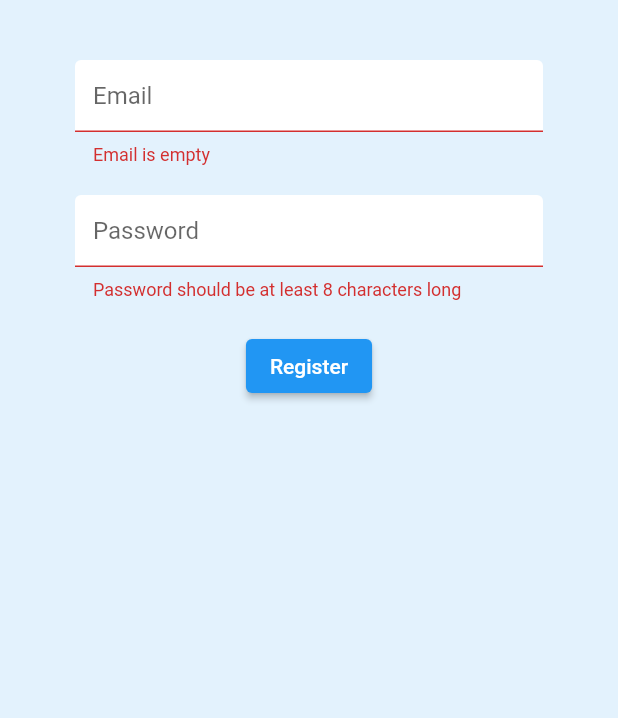
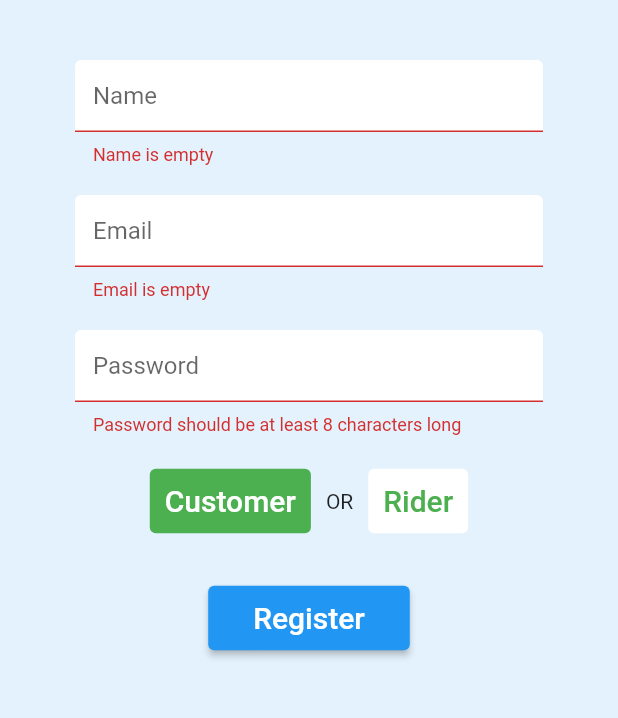
Before and after one commit to waqarshaikh/fride, a Flutter app: the Register screen opened directly, after a tap on "Register", on a phone screen of 412 x 824 dp, the part 84-802 px from its top. Run offline on Flutter 3.47's test engine with Material 2 defaults, Android fonts, the phone set to English and light mode, and no system bars; our stand-ins replace cloud_firestore, firebase_auth, firebase_core, geolocator, google_maps_flutter; accounts and stored records are empty.

Commit message:
Add name and role field

```diff
--- a/lib/screens/authenticate/register.dart
+++ b/lib/screens/authenticate/register.dart
@@ -1,5 +1,6 @@
 import 'package:flutter/material.dart';
 import 'package:fride/services/auth.dart';
+import 'package:fride/services/database.dart';
 import 'package:fride/shared/constants.dart';
 import 'package:fride/shared/loading.dart';
 
@@ -16,6 +17,8 @@ class _RegisterState extends State<Register> {
   final _formKey = GlobalKey<FormState>();
 
   String email = "";
+  String name = "";
+  String? role = "Customer";
   String password = "";
   String error = "";
   bool loading = false;
@@ -38,12 +41,24 @@ class _RegisterState extends State<Register> {
                         Text("Sign In", style: TextStyle(color: Colors.white))),
               ],
             ),
-            body: Container(
-                padding: EdgeInsets.symmetric(vertical: 20.0, horizontal: 50.0),
+            body: SingleChildScrollView(
+              child: Container(
+                  padding:
+                      EdgeInsets.symmetric(vertical: 20.0, horizontal: 50.0),
                   child: Form(
                       key: _formKey,
                       child: Column(
                         children: <Widget>[
+                          SizedBox(height: 20.0),
+                          TextFormField(
+                            decoration:
+                                inputDecoration.copyWith(hintText: "Name"),
+                            validator: (value) =>
+                                value!.isEmpty ? "Name is empty" : null,
+                            onChanged: (value) {
+                              setState(() => name = value);
+                            },
+                          ),
                           SizedBox(height: 20.0),
                           TextFormField(
                             decoration:
@@ -69,8 +84,77 @@ class _RegisterState extends State<Register> {
                           SizedBox(
                             height: 20.0,
                           ),
+                          Row(
+                            mainAxisAlignment: MainAxisAlignment.center,
+                            children: [
+                              TextButton(
+                                  style: TextButton.styleFrom(
+                                    padding: EdgeInsets.all(10.0),
+                                    backgroundColor: role == "Customer"
+                                        ? Colors.green
+                                        : Colors.white,
+                                  ),
+                                  onPressed: () {
+                                    setState(() {
+                                      role = "Customer";
+                                    });
+                                  },
+                                  child: Text(
+                                    "Customer",
+                                    style: TextStyle(
+                                      fontSize: 20.0,
+                                      color: role == "Customer"
+                                          ? Colors.white
+                                          : Colors.green,
+                                    ),
+                                  )),
+                              SizedBox(
+                                width: 10.0,
+                              ),
+                              Text("OR"),
+                              SizedBox(
+                                width: 10.0,
+                              ),
+                              TextButton(
+                                  style: TextButton.styleFrom(
+                                    padding: EdgeInsets.all(10.0),
+                                    backgroundColor: role == "Rider"
+                                        ? Colors.green
+                                        : Colors.white,
+                                  ),
+                                  onPressed: () {
+                                    setState(() {
+                                      role = "Rider";
+                                    });
+                                  },
+                                  child: Text(
+                                    "Rider",
+                                    style: TextStyle(
+                                      fontSize: 20.0,
+                                      color: role == "Rider"
+                                          ? Colors.white
+                                          : Colors.green,
+                                    ),
+                                  )),
+                            ],
+                          ),
+                          SizedBox(
+                            height: 30.0,
+                          ),
                           ElevatedButton(
-                          child: Text("Register"),
+                            style: ElevatedButton.styleFrom(
+                              padding: EdgeInsets.only(
+                                  bottom: 10.0,
+                                  top: 10.0,
+                                  right: 30.0,
+                                  left: 30.0),
+                            ),
+                            child: Text(
+                              "Register",
+                              style: TextStyle(
+                                fontSize: 20.0,
+                              ),
+                            ),
                             onPressed: () async {
                               if (_formKey.currentState!.validate()) {
                                 setState(() {
@@ -79,6 +163,12 @@ class _RegisterState extends State<Register> {
                                 dynamic result = await _authService
                                     .registerWithEmailAndPassword(
                                         email, password);
+                                await DatabaseService(
+                                        uid: _authService.customUser!.uid)
+                                    .setUserData(name: name, role: role);
+                                await DatabaseService(
+                                        uid: _authService.customUser!.uid)
+                                    .setUserLocationData(lat: 12.0, lng: 12.0);
                                 if (result == null) {
                                   setState(() {
                                     loading = false;
@@ -99,6 +189,7 @@ class _RegisterState extends State<Register> {
                             ),
                           ),
                         ],
-                    ))));
+                      ))),
+            ));
   }
 }
```
Lines whose indentation alone changed are shown as unchanged.
